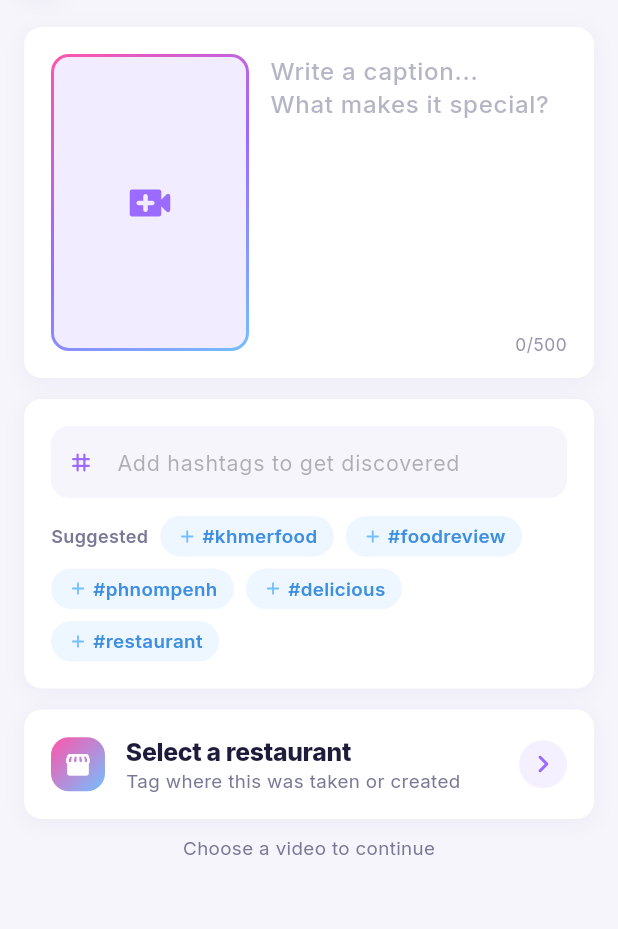
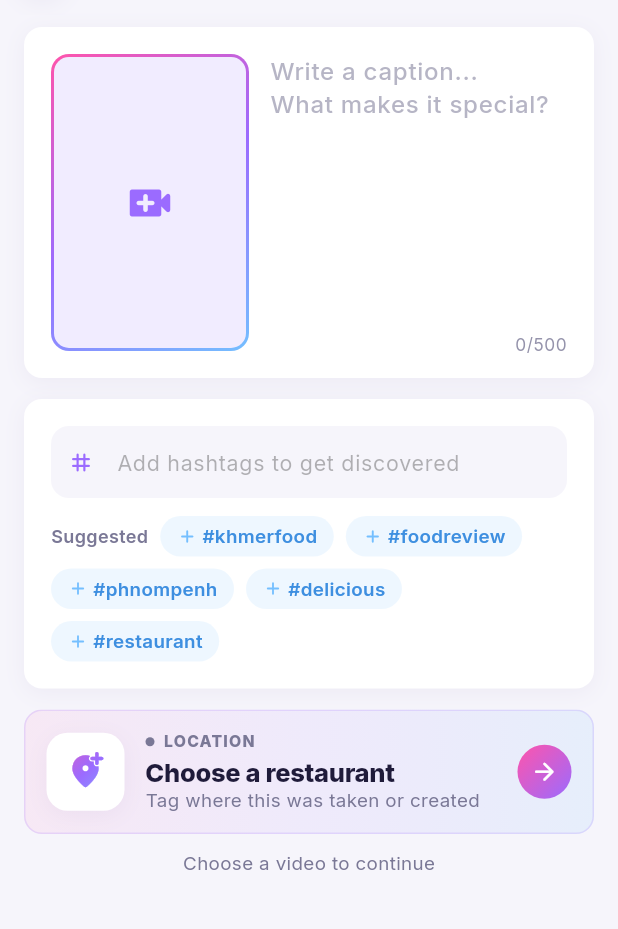
Before and after one commit to Um-chankreas/khmercat_app, a Flutter app: the VideoUploadScreen screen opened directly, on a phone screen of 412 x 824 dp, the part 69-998 px from its top. Run offline on Flutter 3.47's test engine with Material 3 defaults, Android fonts, the phone set to English and light mode, and no system bars; our stand-ins replace cached_network_image, camera, dio, dotted_border, firebase_core, firebase_messaging and 17 more; missing offline and left inert: cached_video_player_plus, v_video_compressor; accounts and stored records are empty; network calls fail.

Commit message:
Redesign restaurant card with gradient wash tile
Co-Authored-By: Claude Sonnet 5.5 <noreply@anthropic.com>
Claude-Session: https://claude.ai/code/session_014KB5BUGRfkQGG83zetuJrP

```diff
--- a/lib/src/video_upload/presentation/video_upload_screen.dart
+++ b/lib/src/video_upload/presentation/video_upload_screen.dart
@@ -559,8 +559,8 @@ class _Card extends StatelessWidget {
   }
 }
 
-/// Where the post is tagged: an inviting empty state, or the chosen
-/// restaurant with its role (posting as / reviewing) and a Change action.
+/// Where the post is tagged: a soft gradient-washed tile showing the chosen
+/// restaurant (with its role) or an inviting empty state.
 class _TargetCard extends StatelessWidget {
   final UploadTargetSelection? selection;
   final VoidCallback onTap;
@@ -570,68 +570,107 @@ class _TargetCard extends StatelessWidget {
   Widget build(BuildContext context) {
     final sel = selection;
     final isPost = sel?.mode == UploadMode.restaurantPost;
-    return InkWell(
+    final accent = isPost ? _Brand.pink : const Color(0xff3E8FE0);
+
+    return Material(
+      color: Colors.transparent,
+      child: InkWell(
         onTap: onTap,
         borderRadius: BorderRadius.circular(12),
-      splashColor: Colors.transparent,
-      highlightColor: Colors.transparent,
-      child: _Card(
-        highlight: sel != null,
+        child: Ink(
+          padding: const EdgeInsets.all(14),
+          decoration: BoxDecoration(
+            borderRadius: BorderRadius.circular(12),
+            gradient: LinearGradient(
+              begin: Alignment.centerLeft,
+              end: Alignment.centerRight,
+              colors: [
+                _Brand.pink.withValues(alpha: 0.08),
+                _Brand.purple.withValues(alpha: 0.08),
+                _Brand.blue.withValues(alpha: 0.12),
+              ],
+            ),
+            border: Border.all(
+              color: _Brand.purple.withValues(alpha: sel == null ? 0.18 : 0.28),
+            ),
+          ),
           child: Row(
             children: [
-            sel != null
-                ? RestaurantLogo(
+              if (sel != null)
+                Container(
+                  padding: const EdgeInsets.all(2.5),
+                  decoration: BoxDecoration(
+                    color: Colors.white,
+                    borderRadius: BorderRadius.circular(14),
+                    boxShadow: _Brand.cardShadow(),
+                  ),
+                  child: RestaurantLogo(
                     restaurant: sel.restaurant,
-                    size: 48,
-                    borderRadius: 14,
+                    size: 46,
+                    borderRadius: 11,
+                  ),
                 )
-                : const _IconBadge(
-                    icon: Icons.storefront_rounded,
-                    gradient: _Brand.pinkBlue,
+              else
+                Container(
+                  width: 52,
+                  height: 52,
+                  decoration: BoxDecoration(
+                    color: Colors.white,
+                    borderRadius: BorderRadius.circular(14),
+                    boxShadow: _Brand.cardShadow(),
+                  ),
+                  child: ShaderMask(
+                    shaderCallback: (r) => _Brand.gradient.createShader(r),
+                    child: const Icon(
+                      Icons.add_location_alt_rounded,
+                      size: 26,
+                      color: Colors.white,
+                    ),
+                  ),
                 ),
               const Gap(14),
               Expanded(
                 child: Column(
                   crossAxisAlignment: CrossAxisAlignment.start,
                   children: [
-                  if (sel != null)
+                    Row(
+                      children: [
                         Container(
-                      padding: const EdgeInsets.symmetric(
-                        horizontal: 8,
-                        vertical: 2,
-                      ),
+                          width: 6,
+                          height: 6,
                           decoration: BoxDecoration(
-                        color: (isPost ? _Brand.pink : _Brand.blue).withValues(
-                          alpha: 0.12,
-                        ),
-                        borderRadius: BorderRadius.circular(8),
-                      ),
-                      child: Text(
-                        isPost ? 'POSTING AS' : 'REVIEWING',
-                        style: TextStyle(
-                          fontSize: 10,
-                          fontWeight: FontWeight.w800,
-                          letterSpacing: 0.6,
-                          color: isPost
-                              ? _Brand.pink
-                              : const Color(0xff3E8FE0),
+                            color: sel == null ? _Brand.muted : accent,
+                            shape: BoxShape.circle,
                           ),
                         ),
+                        const Gap(6),
+                        Text(
+                          sel == null
+                              ? 'LOCATION'
+                              : (isPost ? 'POSTING AS' : 'REVIEWING'),
+                          style: TextStyle(
+                            fontSize: 10.5,
+                            fontWeight: FontWeight.w800,
+                            letterSpacing: 0.8,
+                            color: sel == null ? _Brand.muted : accent,
                           ),
-                  if (sel != null) const Gap(4),
+                        ),
+                      ],
+                    ),
+                    const Gap(3),
                     Text(
-                    sel?.restaurant.name ?? 'Select a restaurant',
+                      sel?.restaurant.name ?? 'Choose a restaurant',
                       maxLines: 1,
                       overflow: TextOverflow.ellipsis,
                       style: const TextStyle(
                         fontWeight: FontWeight.w800,
-                      fontSize: 16.5,
+                        fontSize: 17,
                         letterSpacing: -0.2,
                         color: _Brand.ink,
                       ),
                     ),
                     if (sel == null) ...[
-                    const Gap(2),
+                      const Gap(1),
                       const Text(
                         'Tag where this was taken or created',
                         style: TextStyle(fontSize: 12.5, color: _Brand.muted),
@@ -642,28 +681,22 @@ class _TargetCard extends StatelessWidget {
               ),
               const Gap(8),
               Container(
-              padding: sel == null
-                  ? const EdgeInsets.all(4)
-                  : const EdgeInsets.symmetric(horizontal: 12, vertical: 7),
-              decoration: BoxDecoration(
-                color: _Brand.purple.withValues(alpha: 0.1),
-                borderRadius: BorderRadius.circular(20),
+                width: 36,
+                height: 36,
+                decoration: const BoxDecoration(
+                  gradient: _Brand.pinkPurple,
+                  shape: BoxShape.circle,
                 ),
-              child: sel == null
-                  ? const Icon(
-                      Icons.chevron_right_rounded,
-                      color: _Brand.purple,
-                    )
-                  : const Text(
-                      'Change',
-                      style: TextStyle(
-                        fontSize: 12.5,
-                        fontWeight: FontWeight.w700,
-                        color: _Brand.purple,
-                      ),
+                child: Icon(
+                  sel == null
+                      ? Icons.arrow_forward_rounded
+                      : Icons.swap_horiz_rounded,
+                  size: 19,
+                  color: Colors.white,
                 ),
               ),
             ],
+          ),
         ),
       ),
     );
```
Lines whose indentation alone changed are shown as unchanged.
